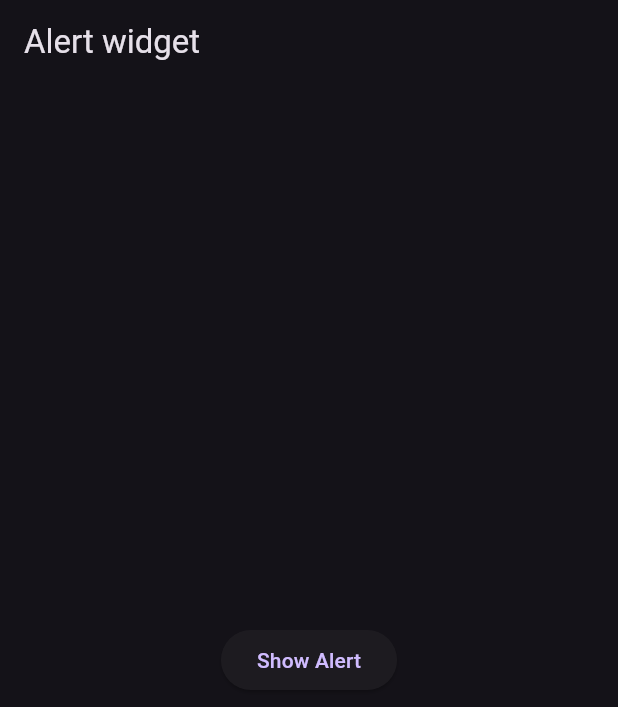
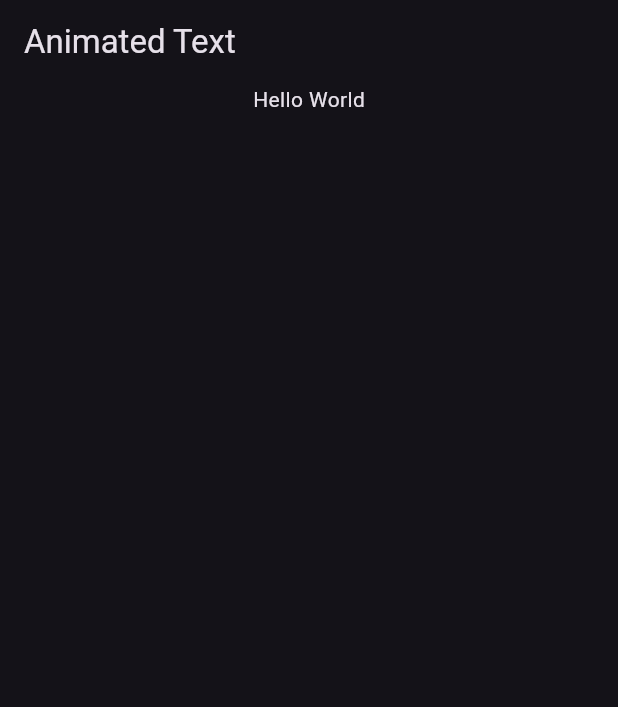
Before and after one commit to Aditya-Rawat01/7-days-of-flutter, a Flutter app: the screen it shows after launch, on a phone screen of 412 x 824 dp. Shown: the top 707 px of the screen. Run offline on Flutter 3.47's test engine with Material 3 defaults, Android fonts, the light colour scheme and no system bars; drawn by our look-alikes of animated_text_kit; our stand-ins replace cached_network_image.

Commit message:
animatedText and bottomSheet widgets

```diff
--- a/lib/main.dart
+++ b/lib/main.dart
@@ -3,6 +3,8 @@
 
 import 'package:flutter/material.dart';
 import 'package:second_flutter_project/widgets/alert_widget.dart';
+import 'package:second_flutter_project/widgets/animatedText_Widget.dart';
+import 'package:second_flutter_project/widgets/bottomSheet_widget.dart';
 import 'package:second_flutter_project/widgets/container_widget.dart';
 import 'package:second_flutter_project/widgets/dismissible_widget.dart';
 import 'package:second_flutter_project/widgets/drawer.dart';
@@ -25,7 +27,7 @@ class MyApp extends StatelessWidget {
         brightness: Brightness.dark,
         primaryColor: Colors.purple
       ),
-      home: AlertWidget()
+      home: animatedTextWidget()
     );
   }
 }
--- /dev/null
+++ b/lib/widgets/animatedText_Widget.dart
@@ -0,0 +1,40 @@
+import 'package:animated_text_kit/animated_text_kit.dart';
+import 'package:flutter/material.dart';
+
+class animatedTextWidget extends StatelessWidget {
+  const animatedTextWidget({super.key});
+
+  @override
+  Widget build(BuildContext context) {
+    return Scaffold(
+      appBar:AppBar(title: Text("Animated Text"),),
+      body: Center(
+        child: Column(
+          children: [
+            // AnimatedTextKit(animatedTexts: [
+            //   TypewriterAnimatedText("Aditya Rawat",speed: Duration(milliseconds: 100), textStyle: TextStyle(
+            //     fontSize: 30,
+            //     fontWeight: FontWeight.bold
+            //   )),
+            //   // add more when the text animation is cohesive and needed one after another.
+            // ], totalRepeatCount: 2,
+            // pause: Duration(milliseconds: 300),
+            // // stopPauseOnTap: true,
+            // // displayFullTextOnTap: true,
+            // )
+            // AnimatedTextKit(animatedTexts:
+            // [
+            //   RotateAnimatedText("Hello", rotateOut: true,),
+            //   RotateAnimatedText("World", rotateOut: true,)
+            // ])
+            AnimatedTextKit(animatedTexts: [
+              WavyAnimatedText("Hello World",),
+              WavyAnimatedText("Random Text"),
+
+            ],repeatForever: true,)
+          ],
+        ),
+      ),
+    );
+  }
+}
--- a/pubspec.yaml
+++ b/pubspec.yaml
@@ -10,7 +10,7 @@ dependencies:
   flutter:
     sdk: flutter
   cached_network_image:
-
+  animated_text_kit:
 
 dev_dependencies:
   flutter_test:
```
Also changed, not shown: lib/widgets/bottomSheet_widget.dart (added, +52 -0 lines), pubspec.lock, 1 other file.
